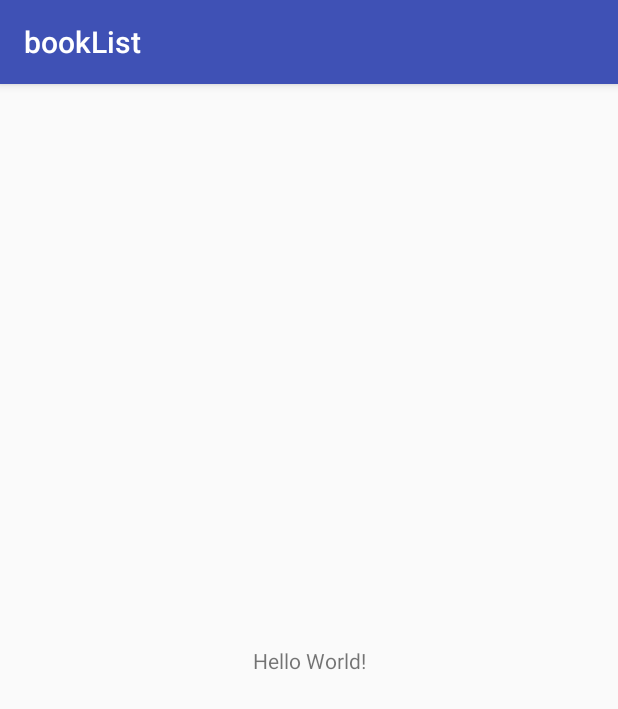
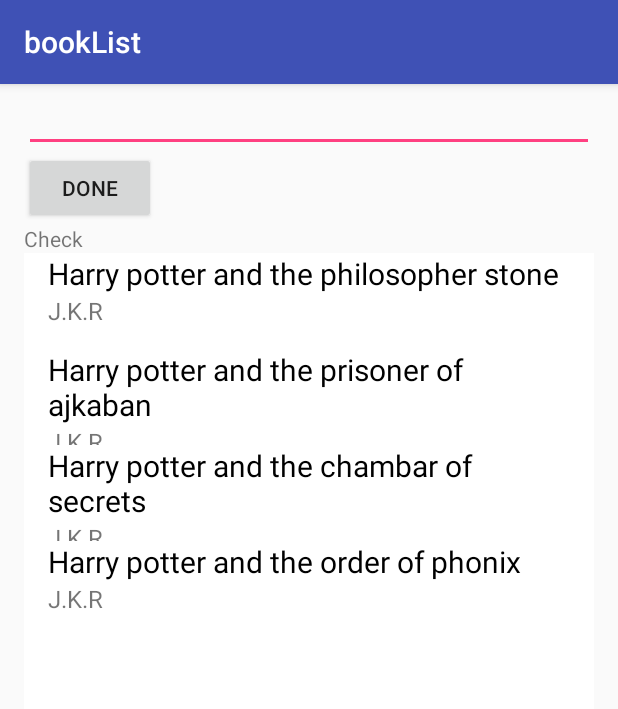
Before and after one commit to Apurba000Biswas/BookList, an Android app: the screen it shows after launch (MainActivity), on a phone screen of 412 x 824 dp. Shown: the top 709 px of the screen. Run offline under Robolectric (Android 15) with nearby library versions, the phone set to English and light mode, and no system bars.

Commit message:
1.2 Added list view with editable text view

```diff
--- /dev/null
+++ b/app/src/main/java/com/example/apurba/booklist/booklist/BookInfo.java
@@ -0,0 +1,23 @@
+package com.example.apurba.booklist.booklist;
+
+/*
+ * Created by Apurba on 3/9/2018.
+ */
+
+public class BookInfo {
+
+    private String mTittle;
+    private String mAuthor;
+
+    public BookInfo(String tittle, String author){
+        mTittle = tittle;
+        mAuthor = author;
+    }
+
+    public String getTittle(){
+        return mTittle;
+    }
+    public String getAuthor(){
+        return mAuthor;
+    }
+}
--- a/app/src/main/java/com/example/apurba/booklist/booklist/MainActivity.java
+++ b/app/src/main/java/com/example/apurba/booklist/booklist/MainActivity.java
@@ -2,6 +2,15 @@ package com.example.apurba.booklist.booklist;
 
 import android.support.v7.app.AppCompatActivity;
 import android.os.Bundle;
+import android.text.Editable;
+import android.view.View;
+import android.widget.Button;
+import android.widget.EditText;
+import android.widget.ListView;
+import android.widget.TextView;
+
+import java.util.ArrayList;
+import java.util.List;
 
 public class MainActivity extends AppCompatActivity {
 
@@ -9,5 +18,28 @@ public class MainActivity extends AppCompatActivity {
     protected void onCreate(Bundle savedInstanceState) {
         super.onCreate(savedInstanceState);
         setContentView(R.layout.activity_main);
+
+        final EditText editText = findViewById(R.id.plain_text_input);
+        final TextView textView  = findViewById(R.id.textfield);
+
+        final List<BookInfo> books =  new ArrayList<BookInfo>();
+        books.add(new BookInfo("Harry potter and the philosopher stone","J.K.R"));
+        books.add(new BookInfo("Harry potter and the prisoner of ajkaban","J.K.R"));
+        books.add(new BookInfo("Harry potter and the chambar of secrets","J.K.R"));
+        books.add(new BookInfo("Harry potter and the order of phonix","J.K.R"));
+
+        ListView booksListView = (ListView) findViewById(R.id.list);
+        booksAdapater mAdapter = new booksAdapater(this, books);
+        booksListView.setAdapter(mAdapter);
+
+        Button button = findViewById(R.id.button_id);
+        button.setOnClickListener(new View.OnClickListener() {
+            public void onClick(View v) {
+                String givenText = editText.getText().toString();
+                textView.setText(givenText);
+            }
+        });
     }
+
+
 }
--- /dev/null
+++ b/app/src/main/java/com/example/apurba/booklist/booklist/booksAdapater.java
@@ -0,0 +1,43 @@
+package com.example.apurba.booklist.booklist;
+
+import android.app.Activity;
+import android.support.annotation.NonNull;
+import android.support.annotation.Nullable;
+import android.view.LayoutInflater;
+import android.view.View;
+import android.view.ViewGroup;
+import android.widget.ArrayAdapter;
+import android.widget.TextView;
+
+import java.util.List;
+
+/*
+ * Created by Apurba on 3/9/2018.
+ */
+
+public class booksAdapater extends ArrayAdapter<BookInfo>{
+
+    public booksAdapater(Activity context, List<BookInfo> books){
+        super(context, 0, books);
+    }
+
+    @NonNull
+    @Override
+    public View getView(int position, @Nullable View convertView, @NonNull ViewGroup parent) {
+        View listBooksInfoView = convertView;
+        if(listBooksInfoView == null) {
+            listBooksInfoView = LayoutInflater.from(getContext()).inflate(R.layout.list_book_info, parent, false);
+        }
+        BookInfo currentBook = getItem(position);//get the current item to create view
+        setAllViews(currentBook, listBooksInfoView);
+        return listBooksInfoView;
+    }
+
+    private void setAllViews(BookInfo currentBook, View listBooksInfoView){
+        TextView tittleTextView = listBooksInfoView.findViewById(R.id.tittle);
+        tittleTextView.setText(currentBook.getTittle());
+
+        TextView authorTextView = listBooksInfoView.findViewById(R.id.author);
+        authorTextView.setText(currentBook.getAuthor());
+    }
+}
--- a/app/src/main/res/layout/activity_main.xml
+++ b/app/src/main/res/layout/activity_main.xml
@@ -1,18 +1,36 @@
 <?xml version="1.0" encoding="utf-8"?>
-<android.support.constraint.ConstraintLayout xmlns:android="http://schemas.android.com/apk/res/android"
-    xmlns:app="http://schemas.android.com/apk/res-auto"
-    xmlns:tools="http://schemas.android.com/tools"
+<LinearLayout xmlns:android="http://schemas.android.com/apk/res/android"
     android:layout_width="match_parent"
     android:layout_height="match_parent"
-    tools:context="com.example.apurba.booklist.booklist.MainActivity">
+    android:paddingLeft="16dp"
+    android:paddingRight="16dp"
+    android:orientation="vertical">
 
+
+    <EditText
+        android:id="@+id/plain_text_input"
+        android:layout_width="match_parent"
+        android:layout_height="wrap_content"
+        android:inputType="text" />
+    <Button
+        android:id="@+id/button_id"
+        android:layout_height="wrap_content"
+        android:layout_width="wrap_content"
+        android:onClick="buttonClicked"
+        android:text="done" />
     <TextView
+        android:id="@+id/textfield"
         android:layout_width="wrap_content"
         android:layout_height="wrap_content"
-        android:text="Hello World!"
-        app:layout_constraintBottom_toBottomOf="parent"
-        app:layout_constraintLeft_toLeftOf="parent"
-        app:layout_constraintRight_toRightOf="parent"
-        app:layout_constraintTop_toTopOf="parent" />
+        android:text="Check"/>
 
-</android.support.constraint.ConstraintLayout>
+    <ListView xmlns:android="http://schemas.android.com/apk/res/android"
+        android:id="@+id/list"
+        android:orientation="vertical"
+        android:layout_width="match_parent"
+        android:layout_height="match_parent"
+        android:divider="@null"
+        android:background="#FFFFFF"
+        android:dividerHeight="0dp"/>
+
+</LinearLayout>
--- /dev/null
+++ b/app/src/main/res/layout/list_book_info.xml
@@ -0,0 +1,23 @@
+<?xml version="1.0" encoding="utf-8"?>
+<LinearLayout xmlns:android="http://schemas.android.com/apk/res/android"
+    android:layout_width="match_parent"
+    android:layout_height="?android:attr/listPreferredItemHeight"
+    android:paddingLeft="16dp"
+    android:paddingRight="16dp"
+    android:orientation="vertical">
+
+    <TextView
+        android:id="@+id/tittle"
+        android:layout_width="wrap_content"
+        android:layout_height="wrap_content"
+        android:textSize="20sp"
+        android:textColor="#000000"
+        android:text="Title" />
+    <TextView
+        android:id="@+id/author"
+        android:layout_width="wrap_content"
+        android:layout_height="wrap_content"
+        android:textSize="16sp"
+        android:text="Author"/>
+
+</LinearLayout>
```
